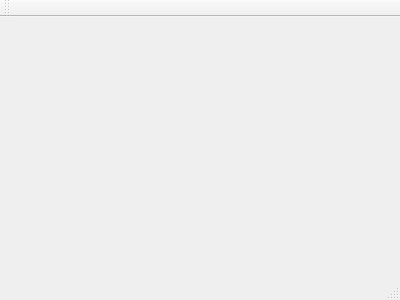
Before: the Qt Designer form mainwindow.ui in erickveil/UniversalListener, drawn with Qt 5.
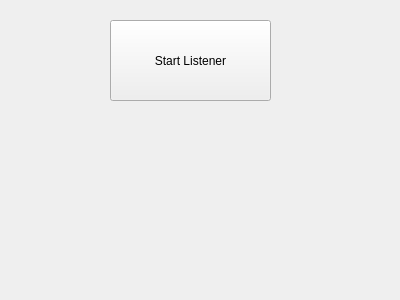
After: the same form once the commit is applied.

Commit message: Working basic echo listener

```diff
--- a/mainwindow.ui
+++ b/mainwindow.ui
@@ -12,13 +12,23 @@
   <property name="windowTitle" >
    <string>MainWindow</string>
   </property>
-  <widget class="QMenuBar" name="menuBar" />
-  <widget class="QToolBar" name="mainToolBar" />
-  <widget class="QWidget" name="centralWidget" />
-  <widget class="QStatusBar" name="statusBar" />
+  <widget class="QWidget" name="centralWidget">
+   <widget class="QPushButton" name="pbStartListener">
+    <property name="geometry">
+     <rect>
+      <x>110</x>
+      <y>20</y>
+      <width>161</width>
+      <height>81</height>
+     </rect>
+    </property>
+    <property name="text">
+     <string>Start Listener</string>
+    </property>
+   </widget>
+  </widget>
  </widget>
- <layoutDefault spacing="6" margin="11" />
- <pixmapfunction></pixmapfunction>
+ <layoutdefault spacing="6" margin="11"/>
  <resources/>
  <connections/>
 </ui>
```
Left out of the diff: 7 changed lines with no effect on the pictures. The commit also changes 5 other files.
